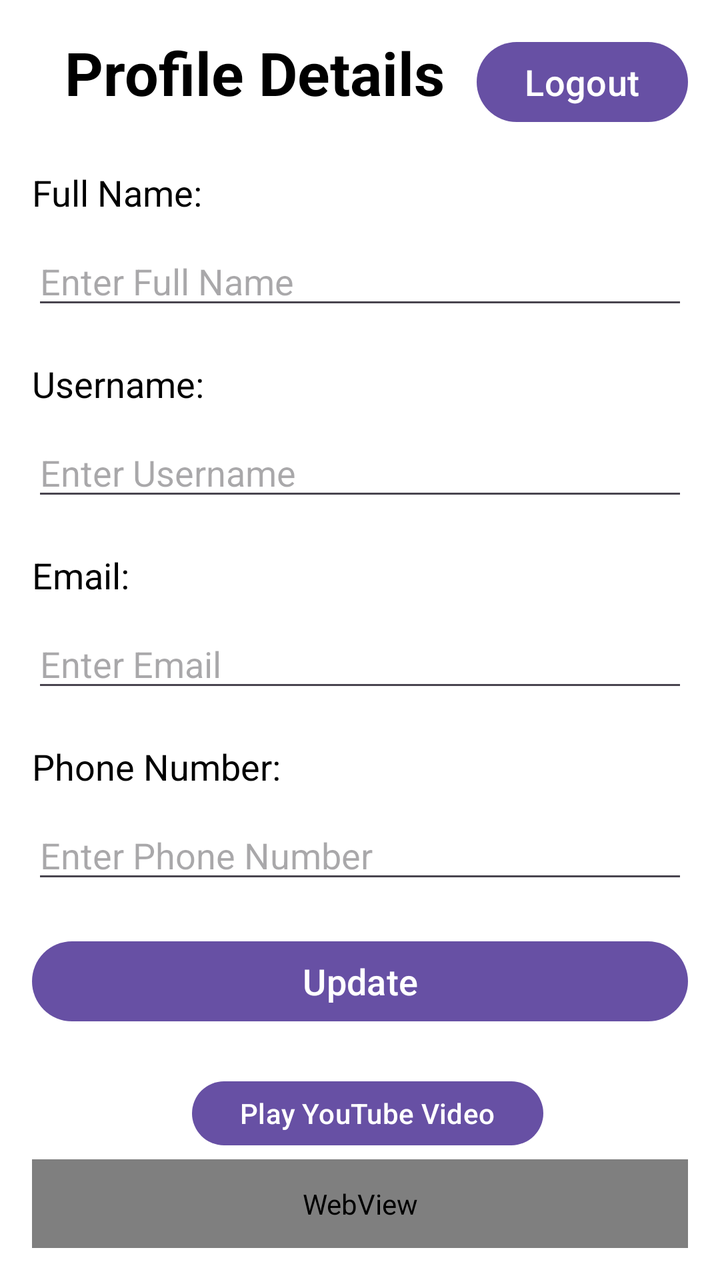
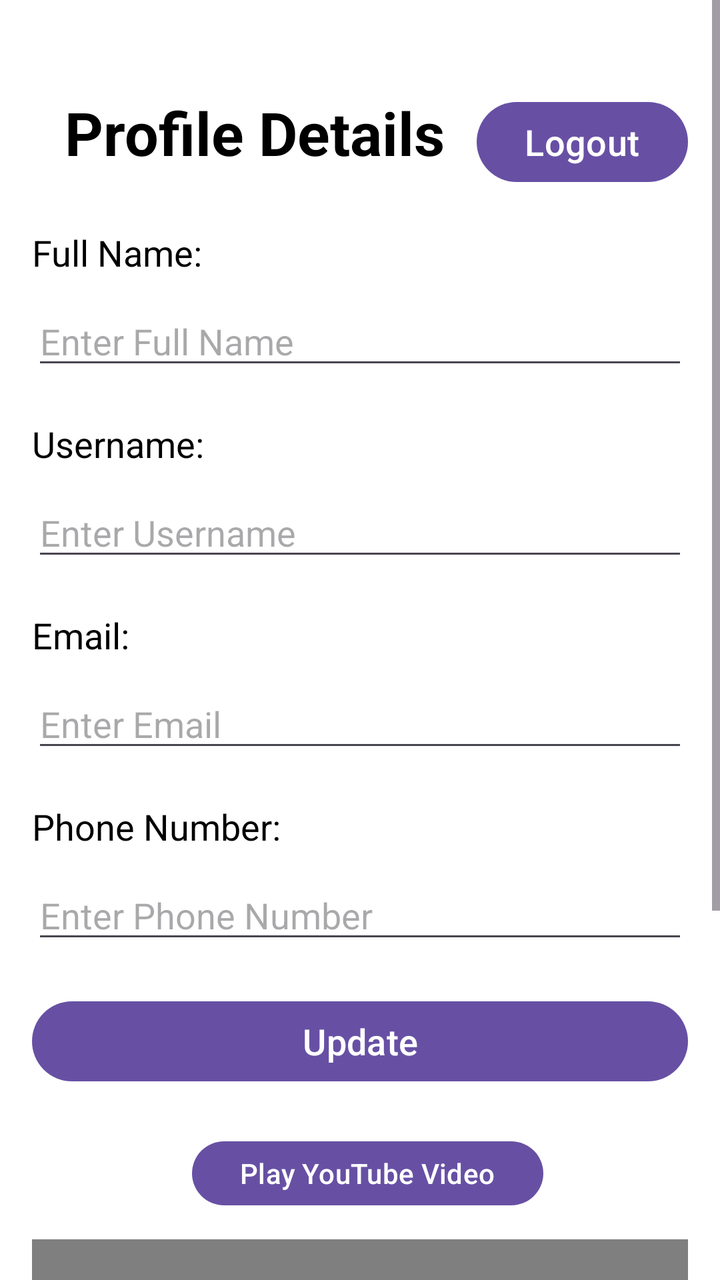

Before-and-after screenshots of an Android layout around one commit, followed by the original layout XML and the change that was made.
<!-- AndroidManifest.xml: application theme Theme.BasaKhuji -->
<!-- res/layout/profile_activity.xml -->
<RelativeLayout xmlns:android="http://schemas.android.com/apk/res/android"
    xmlns:tools="http://schemas.android.com/tools"
    android:layout_width="match_parent"
    android:layout_height="match_parent"
    android:background="@color/white"
    android:padding="16dp">

    <LinearLayout
        android:id="@+id/headerLayout"
        android:layout_width="match_parent"
        android:layout_height="wrap_content"
        android:orientation="horizontal">

        <TextView
            android:id="@+id/profileDetails"
            android:layout_width="0dp"
            android:layout_height="wrap_content"
            android:layout_weight="1"
            android:gravity="center"
            android:text="Profile Details"
            android:textColor="@color/black"
            android:textSize="30sp"
            android:textStyle="bold" />

        <Button
            android:id="@+id/logoutButton"
            android:layout_width="wrap_content"
            android:layout_height="wrap_content"
            android:text="Logout"
            android:textColor="@color/white"
            android:textSize="18sp" />
    </LinearLayout>

    <TextView
        android:id="@+id/fullNameTextView"
        android:layout_width="wrap_content"
        android:layout_height="wrap_content"
        android:text="Full Name:"
        android:textSize="18sp"
        android:textColor="@color/black"
        android:layout_below="@id/headerLayout"
        android:layout_marginTop="20dp"/>

    <EditText
        android:id="@+id/fullNameEditText"
        android:layout_width="match_parent"
        android:layout_height="wrap_content"
        android:layout_below="@id/fullNameTextView"
        android:layout_marginTop="10dp"
        android:hint="Enter Full Name"
        android:inputType="text"
        android:textColor="@color/black"/>

    <TextView
        android:id="@+id/usernameTextView"
        android:layout_width="wrap_content"
        android:layout_height="wrap_content"
        android:text="Username:"
        android:textSize="18sp"
        android:textColor="@color/black"
        android:layout_below="@id/fullNameEditText"
        android:layout_marginTop="20dp"/>

    <EditText
        android:id="@+id/usernameEditText"
        android:layout_width="match_parent"
        android:layout_height="wrap_content"
        android:layout_below="@id/usernameTextView"
        android:layout_marginTop="10dp"
        android:hint="Enter Username"
        android:inputType="text"
        android:textColor="@color/black"/>

    <TextView
        android:id="@+id/emailTextView"
        android:layout_width="wrap_content"
        android:layout_height="wrap_content"
        android:text="Email:"
        android:textSize="18sp"
        android:textColor="@color/black"
        android:layout_below="@id/usernameEditText"
        android:layout_marginTop="20dp"/>

    <EditText
        android:id="@+id/emailEditText"
        android:layout_width="match_parent"
        android:layout_height="wrap_content"
        android:layout_below="@id/emailTextView"
        android:layout_marginTop="10dp"
        android:hint="Enter Email"
        android:inputType="textEmailAddress"
        android:textColor="@color/black"/>

    <TextView
        android:id="@+id/phoneNumberTextView"
        android:layout_width="wrap_content"
        android:layout_height="wrap_content"
        android:text="Phone Number:"
        android:textSize="18sp"
        android:textColor="@color/black"
        android:layout_below="@id/emailEditText"
        android:layout_marginTop="20dp"/>

    <EditText
        android:id="@+id/phoneNumberEditText"
        android:layout_width="match_parent"
        android:layout_height="wrap_content"
        android:layout_below="@id/phoneNumberTextView"
        android:layout_marginTop="10dp"
        android:hint="Enter Phone Number"
        android:inputType="phone"
        android:textColor="@color/black"/>

    <Button
        android:id="@+id/updateButton"
        android:layout_width="match_parent"
        android:layout_height="wrap_content"
        android:layout_below="@id/phoneNumberEditText"
        android:layout_marginTop="20dp"
        android:text="Update"
        android:textColor="@color/white"
        android:textSize="18sp"/>

    <Button
        android:id="@+id/button"
        android:layout_width="wrap_content"
        android:layout_height="40dp"
        android:layout_below="@+id/updateButton"
        android:layout_marginLeft="80dp"
        android:layout_marginTop="22dp"
        android:onClick="buttonPlayYouTubeVideo"
        android:text="Play YouTube Video" />

    <WebView
        android:id="@+id/webView"
        android:layout_width="395dp"
        android:layout_height="201dp"
        android:layout_below="@+id/updateButton"
        android:layout_marginTop="65dp" />


</RelativeLayout>
<!-- resources referenced by this layout -->
<resources>
  <color name="black">#FF000000</color>
  <color name="white">#FFFFFFFF</color>
  <style name="Theme.BasaKhuji" parent="Base.Theme.BasaKhuji" />
  <style name="Base.Theme.BasaKhuji" parent="Theme.Material3.DayNight.NoActionBar">
          
          
      </style>
</resources>

<!-- the commit's change to res/layout/profile_activity.xml (unified diff, before → after) -->
@@ -1,14 +1,22 @@
-<RelativeLayout xmlns:android="http://schemas.android.com/apk/res/android"
+<ScrollView
+    xmlns:android="http://schemas.android.com/apk/res/android"
     xmlns:tools="http://schemas.android.com/tools"
     android:layout_width="match_parent"
-    android:layout_height="match_parent"
+    android:layout_height="match_parent">
+
+<RelativeLayout
+    android:layout_width="match_parent"
+    android:layout_height="wrap_content"
     android:background="@color/white"
-    android:padding="16dp">
+    android:padding="16dp"
+    tools:ignore="WebViewLayout">
+
 
     <LinearLayout
         android:id="@+id/headerLayout"
         android:layout_width="match_parent"
         android:layout_height="wrap_content"
+        android:layout_marginTop="30dp"
         android:orientation="horizontal">
 
         <TextView
@@ -133,10 +141,21 @@
 
     <WebView
         android:id="@+id/webView"
-        android:layout_width="395dp"
+        android:layout_width="400dp"
         android:layout_height="201dp"
         android:layout_below="@+id/updateButton"
-        android:layout_marginTop="65dp" />
-
+        android:layout_marginTop="75dp" />
+    <Button
+        android:layout_width="wrap_content"
+        android:layout_height="wrap_content"
+        android:text="Google Map"
+        android:textSize="18sp"
+        android:layout_below="@+id/webView"
+        android:id="@+id/map_btn"
+        android:gravity="center"
+        android:layout_marginTop="15dp"
+        android:textStyle="bold"
+        />
 
 </RelativeLayout>
+</ScrollView>
